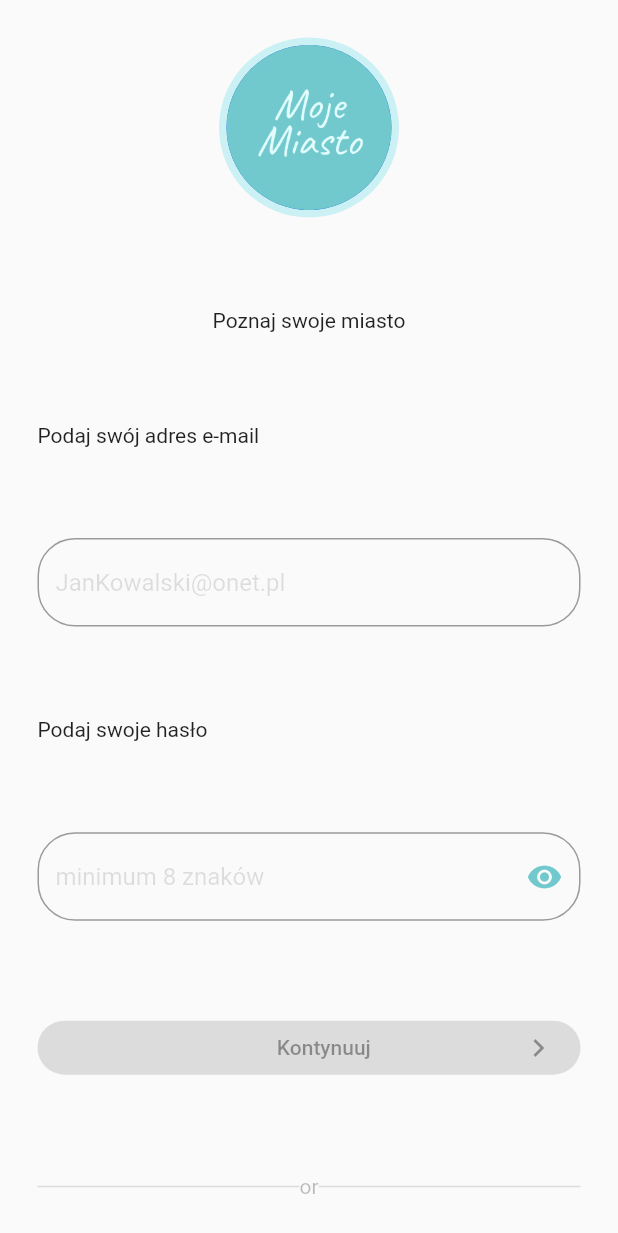
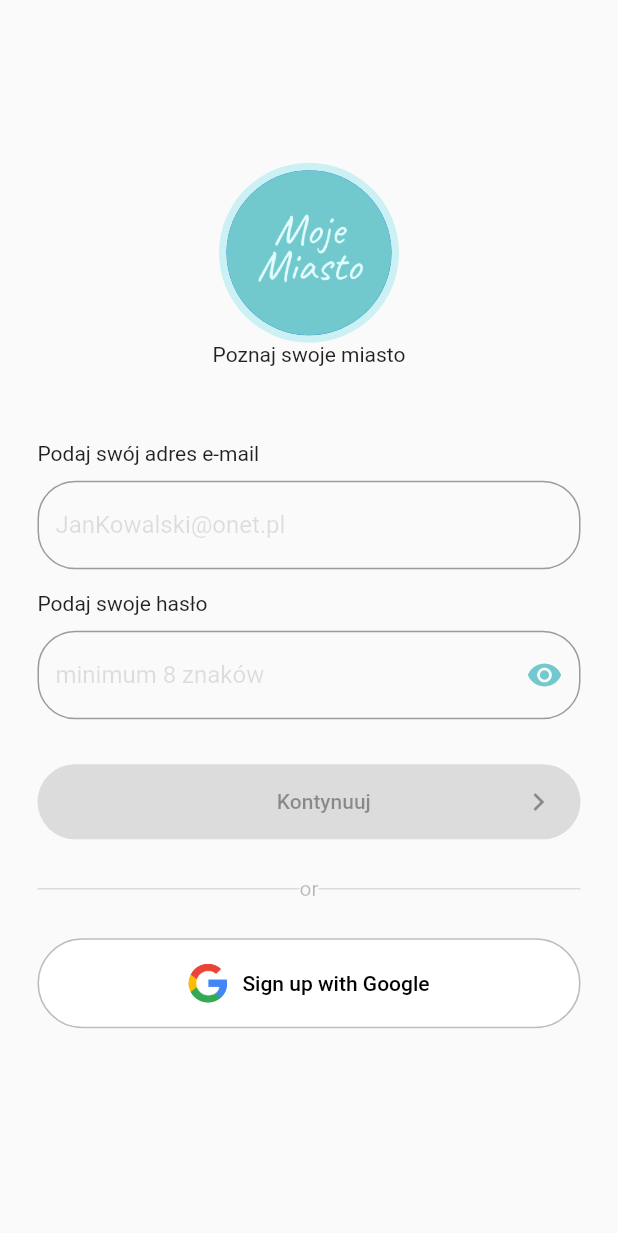
Before and after one commit to JakubSochacki06/MojeMiasto_flutter, a Flutter app: the screen it shows after launch, after a tap on "Wypróbuj za darmo!", on a phone screen of 412 x 824 dp. Shown: the top 1233 px of the screen. Run offline on Flutter 3.47's test engine with Material 2 defaults, Android fonts, the phone set to English and light mode, and no system bars; drawn by our look-alikes of modal_progress_hud_nsn; our stand-ins replace awesome_snackbar_content, firebase_auth, firebase_core, font_awesome_flutter, google_nav_bar, google_sign_in and 1 more; accounts and stored records are empty.

Commit message:
Google signin feature

```diff
--- /dev/null
+++ b/lib/google_signin/google_signin.dart
@@ -0,0 +1,30 @@
+import 'package:flutter/material.dart';
+import 'package:firebase_auth/firebase_auth.dart';
+import 'package:google_sign_in/google_sign_in.dart';
+
+class GoogleSignInProvider extends ChangeNotifier {
+  final googleSignIn = GoogleSignIn();
+
+  GoogleSignInAccount? _user;
+
+  GoogleSignInAccount get user => _user!;
+
+  Future googleLogin() async{
+    final googleUser = await googleSignIn.signIn();
+    if(googleUser == null) return;
+    _user = googleUser;
+
+    final googleAuth = await googleUser.authentication;
+
+    final credential = GoogleAuthProvider.credential(
+      accessToken: googleAuth.accessToken,
+      idToken: googleAuth.idToken
+    );
+
+    await FirebaseAuth.instance.signInWithCredential(credential);
+
+    notifyListeners();
+  }
+
+
+}
--- a/lib/main.dart
+++ b/lib/main.dart
@@ -1,4 +1,7 @@
 import 'package:flutter/material.dart';
+import 'package:moje_miasto/google_signin/google_signin.dart';
+import 'package:moje_miasto/screens/loading_page_to_home.dart';
+import 'package:provider/provider.dart';
 import 'core/main_page.dart';
 import 'package:moje_miasto/screens/welcome_page.dart';
 import 'package:moje_miasto/screens/register_page.dart';
@@ -20,7 +23,9 @@
       DeviceOrientation.portraitUp,
       DeviceOrientation.portraitDown,
     ]);
-    return MaterialApp(
+    return ChangeNotifierProvider(
+      create: (context) => GoogleSignInProvider(),
+      child: MaterialApp(
         theme: ThemeData(
         ),
           initialRoute: '/',
@@ -28,7 +33,9 @@
             '/': (context) => welcomeScreenSeen?MainPage(cityName: 'test'):WelcomePage(),
             '/register': (context) => RegisterPage(),
             '/main':(context) => MainPage(cityName: 'test'),
+            '/loadingToHome':(context) => LoadingPageToHome(),
           },
+      ),
     );
   }
 }
--- a/lib/screens/register_page.dart
+++ b/lib/screens/register_page.dart
@@ -1,11 +1,13 @@
 import 'package:firebase_auth/firebase_auth.dart';
 import 'package:flutter/material.dart';
 import 'package:flutter/widgets.dart';
+import 'package:moje_miasto/google_signin/google_signin.dart';
 import 'package:moje_miasto/styles/styles.dart';
 import 'package:moje_miasto/widgets/email_textfield.dart';
 import 'package:moje_miasto/widgets/password_textfield.dart';
 import 'package:modal_progress_hud_nsn/modal_progress_hud_nsn.dart';
 import 'package:awesome_snackbar_content/awesome_snackbar_content.dart';
+import 'package:provider/provider.dart';
 
 class RegisterPage extends StatefulWidget {
   @override
@@ -19,7 +21,6 @@ class _RegisterPageState extends State<RegisterPage> {
   String? _userPassword;
   String? _userEmail;
 
-
   @override
   Widget build(BuildContext context) {
     return Scaffold(
@@ -27,12 +28,14 @@ class _RegisterPageState extends State<RegisterPage> {
         inAsyncCall: showSpinner,
         child: SafeArea(
           child: Padding(
-            padding: EdgeInsets.all(25.0),
+            padding: EdgeInsets.only(top: 15, left: 25, right: 25, bottom: 45),
             child: Column(
-              mainAxisAlignment: MainAxisAlignment.spaceBetween,
+              mainAxisAlignment: MainAxisAlignment.center,
               crossAxisAlignment: CrossAxisAlignment.stretch,
               children: [
                 // Stworzenie CircleAvatara w drugim CircleAvatarze z którego jeden ma większy radius od drugiego sprawia, że powstaje ramka wokół mniejszego CirlceAvatara.
+                Column(
+                  children: [
                     CircleAvatar(
                       radius: 60,
                       backgroundColor: Color(0xFFCBF1F5),
@@ -45,9 +48,13 @@ class _RegisterPageState extends State<RegisterPage> {
                       'Poznaj swoje miasto',
                       textAlign: TextAlign.center,
                     ),
+                  ],
+                ),
+                SizedBox(height: 50,),
                 Text(
                   'Podaj swój adres e-mail',
                 ),
+                SizedBox(height: 10,),
                 EmailTextField(
                   onChanged: (value) {
                     _userEmail = value;
@@ -67,7 +74,9 @@ class _RegisterPageState extends State<RegisterPage> {
                     }
                   },
                 ),
+                SizedBox(height: 15,),
                 Text('Podaj swoje hasło'),
+                SizedBox(height: 10,),
                 PasswordTextField(
                   passwordInvisible: _passwordInvisible,
                   onClickedIcon: () {
@@ -95,23 +104,31 @@ class _RegisterPageState extends State<RegisterPage> {
                     }
                   },
                 ),
+                SizedBox(
+                  height: 30,
+                ),
                 ElevatedButton(
                   onPressed: isButtonActive
                       // Co się stanie gdy przycisk będzie aktywny
 
-                      ? () async{
-                    setState(() { showSpinner = true; });
+                      ? () async {
+                          setState(() {
+                            showSpinner = true;
+                          });
                           // Tworzy użytkownika oraz dodaje go do bazy danych Firebase
 
-                    final FirebaseAuth _firebaseAuth = FirebaseAuth.instance;
+                          final FirebaseAuth _firebaseAuth =
+                              FirebaseAuth.instance;
                           try {
-                      final user = await _firebaseAuth.createUserWithEmailAndPassword(email: _userEmail!, password: _userPassword!);
+                            final user = await _firebaseAuth
+                                .createUserWithEmailAndPassword(
+                                    email: _userEmail!,
+                                    password: _userPassword!);
                             // Co się stanie jeśli użytkownik zostanie poprawnie zarejestrowany
-                      if (user != null){
+                            if (user != null) {
                               Navigator.pushNamed(context, '/main');
                             }
-                    }
-                    catch(e) {
+                          } catch (e) {
                             // TODO: DOPRACOWAC SNACKBARA ZEBY NIE POKAZYWAL TYCH CZARNYCH BOKOW. NA DOLE DOKUMENTACJI JEST FILMIK GDZIE ZIOMEK ROBI NA FLUTTER WAY OD 0
                             var snackBar = SnackBar(
                               content: AwesomeSnackbarContent(
@@ -120,17 +137,20 @@ class _RegisterPageState extends State<RegisterPage> {
                                 contentType: ContentType.failure,
                               ),
                             );
-                      ScaffoldMessenger.of(context).showSnackBar(snackBar);
+                            ScaffoldMessenger.of(context)
+                                .showSnackBar(snackBar);
                             print(e);
                           }
-                    setState(() { showSpinner = false; });
+                          setState(() {
+                            showSpinner = false;
+                          });
                         }
-
 
                       //  Co się stanie gdy przycisk nie będzie aktywny
                       : null,
                   style: ElevatedButton.styleFrom(
                     shape: StadiumBorder(),
+                    minimumSize: Size(200,50),
                     primary: Color(0xFF71C9CE),
                     onSurface: Colors.black12,
                     elevation: 0,
@@ -168,6 +188,9 @@ class _RegisterPageState extends State<RegisterPage> {
                     ],
                   ),
                 ),
+                SizedBox(
+                  height: 25,
+                ),
                 Row(
                   children: [
                     Expanded(
@@ -187,7 +210,38 @@ class _RegisterPageState extends State<RegisterPage> {
                       ),
                     ),
                   ],
-                )
+                ),
+                SizedBox(
+                  height: 25,
+                ),
+                ElevatedButton(
+                  style: ElevatedButton.styleFrom(
+                    shape: StadiumBorder(),
+                    minimumSize: Size(10,60),
+                    primary: Color(0xFFFFFFFFF),
+                    shadowColor: Color(0xFF71C9CE),
+                    side: BorderSide(
+                      color: Colors.black26,
+                    ),
+                    elevation: 0,
+                  ),
+                  onPressed: () {
+                    print('clicked');
+                    final provider = Provider.of<GoogleSignInProvider>(context, listen: false);
+                    provider.googleLogin();
+                    Navigator.pushNamed(context, '/loadingToHome');
+                  },
+                  child: Row(
+                    mainAxisAlignment: MainAxisAlignment.center,
+                    children: [
+                      CircleAvatar(backgroundImage: AssetImage('assets/GoogleLogo.png'), backgroundColor: Color(0x100FFFFFF), radius: 13,),
+                      SizedBox(
+                        width: 10,
+                      ),
+                      Text('Sign up with Google', style: TextStyle(color: Colors.black),)
+                    ],
+                  ),
+                ),
               ],
             ),
           ),
```
Also changed, not shown: lib/core/main_page.dart (+4 -9 lines), lib/screens/loading_page_to_home.dart (added, +28 -0 lines), lib/screens/user_profile.dart (added, +24 -0 lines), pubspec.yaml (+12 -0 lines), assets/GoogleLogo.png (added), pubspec.lock. Lines whose indentation alone changed are shown as unchanged.
